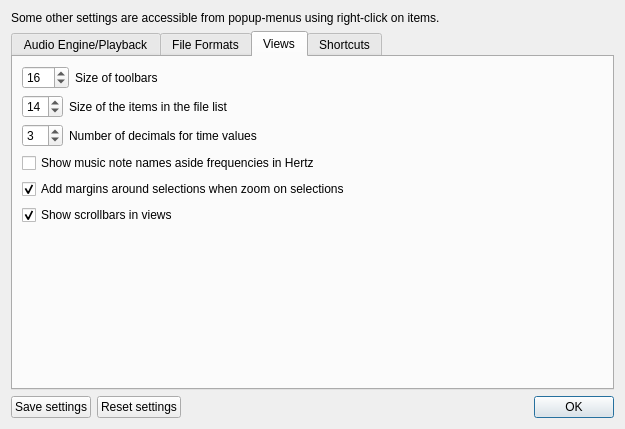
Old version of the form src/wdialogsettings.ui in the repository gillesdegottex/dfasma.
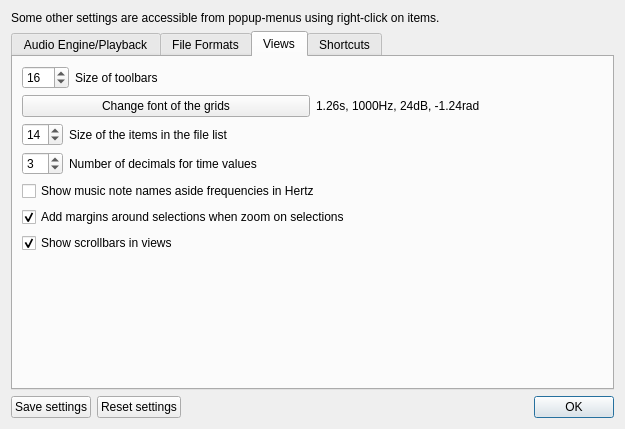
New version of the form. The open tabs and pages were chosen to show the change. Icons and pictures are not drawn.

Diff of the .ui file:
```diff
--- a/src/wdialogsettings.ui
+++ b/src/wdialogsettings.ui
@@ -287,6 +287,29 @@
          </item>
         </layout>
        </item>
+       <item>
+        <layout class="QHBoxLayout" name="horizontalLayout_10">
+         <item>
+          <widget class="QPushButton" name="pbGridFontChange">
+           <property name="text">
+            <string>Change font of the grids</string>
+           </property>
+          </widget>
+         </item>
+         <item>
+          <widget class="QLabel" name="lblGridFontSample">
+           <property name="font">
+            <font>
+             <pointsize>9</pointsize>
+            </font>
+           </property>
+           <property name="text">
+            <string>1.26s, 1000Hz, 24dB, -1.24rad</string>
+           </property>
+          </widget>
+         </item>
+        </layout>
+       </item>
        <item>
         <layout class="QHBoxLayout" name="horizontalLayout_8">
          <item>
```
Left out of the diff: 19 changed lines with no effect on the pictures.
